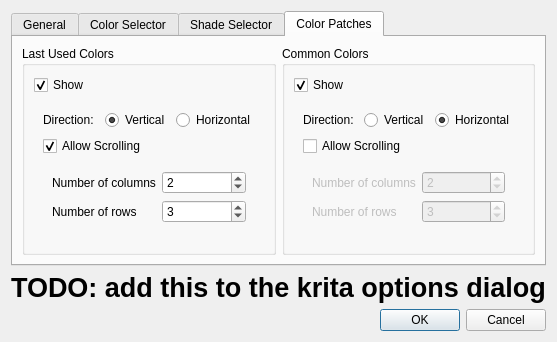
Qt form krita/plugins/extensions/dockers/colorselectorng/wdg_color_selector_settings.ui (KDE/krita) before a commit.
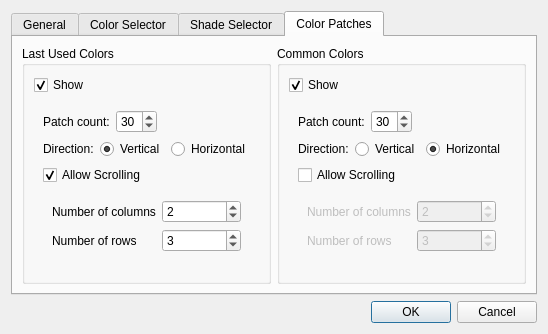
The same form after that commit. The open tabs and pages were chosen to show the change. Custom widgets are drawn as their Qt base class.

Commit message: o) fix a crash bug o) enable it, so you can test the layout (request for comments) o) put patch count into settings gui

What changed in the file:
```diff
--- a/krita/plugins/extensions/dockers/colorselectorng/wdg_color_selector_settings.ui
+++ b/krita/plugins/extensions/dockers/colorselectorng/wdg_color_selector_settings.ui
@@ -6,8 +6,8 @@
    <rect>
     <x>0</x>
     <y>0</y>
-    <width>527</width>
-    <height>304</height>
+    <width>492</width>
+    <height>300</height>
    </rect>
   </property>
   <property name="windowTitle">
@@ -270,7 +270,7 @@
       <attribute name="title">
        <string>Color Patches</string>
       </attribute>
-      <layout class="QHBoxLayout" name="horizontalLayout_3">
+      <layout class="QHBoxLayout" name="horizontalLayout_6">
        <item>
         <widget class="QGroupBox" name="groupBox">
          <property name="title">
@@ -290,6 +290,40 @@
           <item>
            <widget class="QWidget" name="widget" native="true">
             <layout class="QVBoxLayout" name="verticalLayout_2">
+             <item>
+              <layout class="QHBoxLayout" name="horizontalLayout_3">
+               <item>
+                <widget class="QLabel" name="label_10">
+                 <property name="text">
+                  <string>Patch count:</string>
+                 </property>
+                </widget>
+               </item>
+               <item>
+                <widget class="QSpinBox" name="spinBox_2">
+                 <property name="minimum">
+                  <number>1</number>
+                 </property>
+                 <property name="value">
+                  <number>30</number>
+                 </property>
+                </widget>
+               </item>
+               <item>
+                <spacer name="horizontalSpacer_3">
+                 <property name="orientation">
+                  <enum>Qt::Horizontal</enum>
+                 </property>
+                 <property name="sizeHint" stdset="0">
+                  <size>
+                   <width>40</width>
+                   <height>20</height>
+                  </size>
+                 </property>
+                </spacer>
+               </item>
+              </layout>
+             </item>
              <item>
               <layout class="QHBoxLayout" name="horizontalLayout">
                <item>
@@ -421,6 +455,40 @@
           <item>
            <widget class="QWidget" name="widget_2" native="true">
             <layout class="QVBoxLayout" name="verticalLayout_3">
+             <item>
+              <layout class="QHBoxLayout" name="horizontalLayout_5">
+               <item>
+                <widget class="QLabel" name="label_9">
+                 <property name="text">
+                  <string>Patch count:</string>
+                 </property>
+                </widget>
+               </item>
+               <item>
+                <widget class="QSpinBox" name="spinBox">
+                 <property name="minimum">
+                  <number>1</number>
+                 </property>
+                 <property name="value">
+                  <number>30</number>
+                 </property>
+                </widget>
+               </item>
+               <item>
+                <spacer name="horizontalSpacer_2">
+                 <property name="orientation">
+                  <enum>Qt::Horizontal</enum>
+                 </property>
+                 <property name="sizeHint" stdset="0">
+                  <size>
+                   <width>0</width>
+                   <height>10</height>
+                  </size>
+                 </property>
+                </spacer>
+               </item>
+              </layout>
+             </item>
              <item>
               <layout class="QHBoxLayout" name="horizontalLayout_2">
                <item>
@@ -537,20 +605,6 @@
      </widget>
     </widget>
    </item>
-   <item>
-    <widget class="QLabel" name="label">
-     <property name="font">
-      <font>
-       <pointsize>20</pointsize>
-       <weight>75</weight>
-       <bold>true</bold>
-      </font>
-     </property>
-     <property name="text">
-      <string>TODO: add this to the krita options dialog</string>
-     </property>
-    </widget>
-   </item>
    <item>
     <widget class="QDialogButtonBox" name="buttonBox">
      <property name="orientation">
```
Left out of the diff: 2 changed lines with no effect on the pictures. The commit also changes 2 other files.
